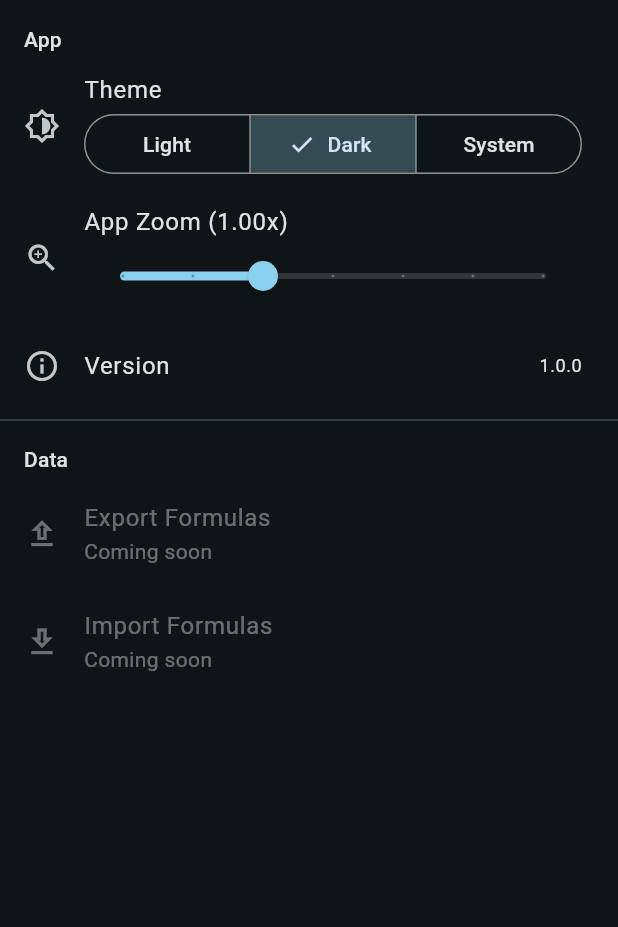
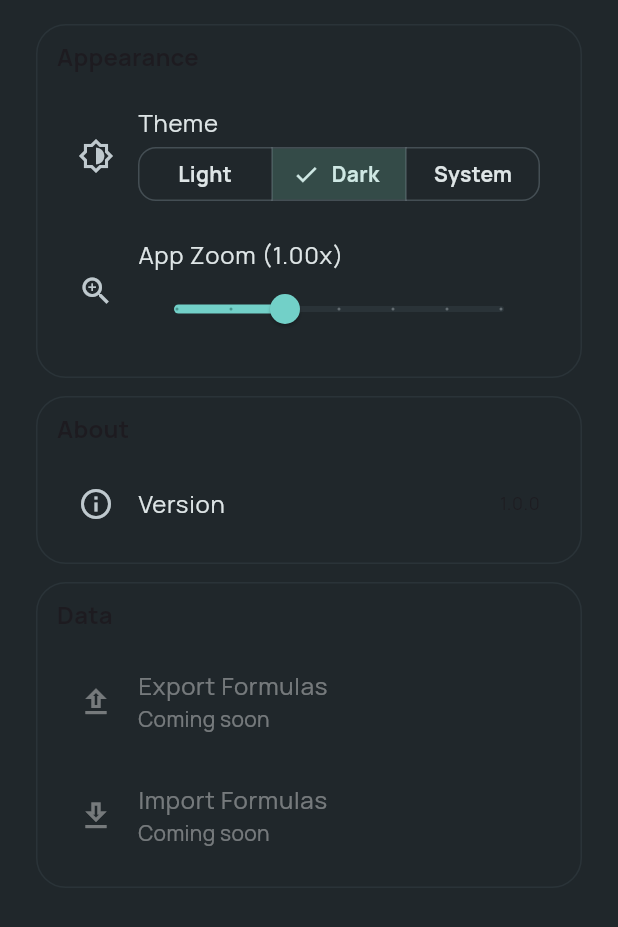
Before and after one commit to bmo937/fabrication_calculator, a Flutter app: the SettingsScreen widget shown alone on an empty page, opened directly, after a tap on "Light", after a tap on "Dark", on a phone screen of 412 x 824 dp. Shown: the top 927 px of the screen. Run offline on Flutter 3.47's test engine with Material 3 defaults, Android fonts, the phone set to English and light mode, and no system bars; our stand-ins replace flutter_riverpod, google_fonts, hive, hive_flutter, math_expressions; accounts and stored records are empty.

Commit message:
Implement custom theming and enhance UI components for improved aesthetics

```diff
--- a/lib/screens/manage_screen.dart
+++ b/lib/screens/manage_screen.dart
@@ -86,6 +86,13 @@ class ManageScreen extends ConsumerWidget {
     );
   }
 
+  static List<T> _moveItem<T>(List<T> items, int oldIndex, int newIndex) {
+    final List<T> updated = List<T>.of(items);
+    final T moved = updated.removeAt(oldIndex);
+    updated.insert(newIndex, moved);
+    return updated;
+  }
+
   // ── Build ──────────────────────────────────────────────────────────────────
 
   @override
@@ -115,9 +122,38 @@ class ManageScreen extends ConsumerWidget {
             );
           }
 
-          return ListView(
-            padding: const EdgeInsets.only(bottom: 88),
+          final List<CalculatorGroup> orderedGroups = List<CalculatorGroup>.of(groups)..sort((CalculatorGroup a, CalculatorGroup b) => a.sortOrder.compareTo(b.sortOrder));
+
+          final Widget header = Padding(
+            padding: const EdgeInsets.fromLTRB(12, 12, 12, 2),
+            child: DecoratedBox(
+              decoration: BoxDecoration(
+                borderRadius: BorderRadius.circular(22),
+                gradient: LinearGradient(
+                  begin: Alignment.topLeft,
+                  end: Alignment.bottomRight,
+                  colors: <Color>[Theme.of(context).colorScheme.primaryContainer, Theme.of(context).colorScheme.surface],
+                ),
+              ),
+              child: Padding(
+                padding: const EdgeInsets.fromLTRB(18, 16, 18, 16),
+                child: Column(
+                  crossAxisAlignment: CrossAxisAlignment.start,
                   children: <Widget>[
+                    Text('Organize Formulas', style: Theme.of(context).textTheme.titleLarge),
+                    const SizedBox(height: 6),
+                    Text('Drag groups to reorder sections and drag formulas within a group to control calculator order.', style: Theme.of(context).textTheme.bodyMedium),
+                  ],
+                ),
+              ),
+            ),
+          );
+
+          return ReorderableListView.builder(
+            buildDefaultDragHandles: false,
+            header: Column(
+              children: <Widget>[
+                header,
                 if (allDrafts.isNotEmpty)
                   Card(
                     margin: const EdgeInsets.fromLTRB(12, 6, 12, 0),
@@ -127,8 +163,12 @@ class ManageScreen extends ConsumerWidget {
                         crossAxisAlignment: CrossAxisAlignment.start,
                         children: <Widget>[
                           Padding(
-                          padding: const EdgeInsets.fromLTRB(16, 8, 16, 4),
-                          child: Text('Drafts', style: Theme.of(context).textTheme.titleSmall),
+                            padding: const EdgeInsets.fromLTRB(16, 8, 16, 2),
+                            child: Text('Draft Queue', style: Theme.of(context).textTheme.titleSmall),
+                          ),
+                          Padding(
+                            padding: const EdgeInsets.fromLTRB(16, 0, 16, 4),
+                            child: Text('Draft formulas stay here until published.', style: Theme.of(context).textTheme.bodySmall),
                           ),
                           for (final ManagedCalculator draft in allDrafts)
                             _DraftTile(
@@ -142,8 +182,16 @@ class ManageScreen extends ConsumerWidget {
                       ),
                     ),
                   ),
-              for (final CalculatorGroup group in groups)
-                () {
+              ],
+            ),
+            padding: const EdgeInsets.only(bottom: 88),
+            itemCount: orderedGroups.length,
+            onReorderItem: (int oldIndex, int newIndex) {
+              final List<CalculatorGroup> reordered = _moveItem<CalculatorGroup>(orderedGroups, oldIndex, newIndex);
+              ref.read(calculatorGroupsProvider.notifier).reorderGroups(reordered);
+            },
+            itemBuilder: (BuildContext context, int index) {
+              final CalculatorGroup group = orderedGroups[index];
               final List<ManagedCalculator> groupCalcs = allCalcs.where((ManagedCalculator c) => c.groupId == group.id).toList()
                 ..sort((ManagedCalculator a, ManagedCalculator b) => a.sortOrder.compareTo(b.sortOrder));
               final List<ManagedCalculator> publishedCalcs = groupCalcs.where((ManagedCalculator c) => !c.isDraft).toList();
@@ -151,21 +199,23 @@ class ManageScreen extends ConsumerWidget {
               final int draftCount = groupCalcs.length - publishedCount;
 
               return Card(
+                key: ValueKey<String>('group-${group.id}'),
                 margin: const EdgeInsets.fromLTRB(12, 6, 12, 0),
                 child: ExpansionTile(
-                      tilePadding: const EdgeInsets.symmetric(horizontal: 12),
+                  maintainState: true,
+                  tilePadding: const EdgeInsets.symmetric(horizontal: 8),
+                  leading: const Icon(Icons.folder_open_outlined),
                   title: Text(group.name, style: Theme.of(context).textTheme.titleMedium),
                   subtitle: Text('$publishedCount published • $draftCount draft'),
                   trailing: Row(
                     mainAxisSize: MainAxisSize.min,
                     children: <Widget>[
                       IconButton(tooltip: 'Rename', icon: const Icon(Icons.edit_outlined, size: 20), onPressed: () => _showEditGroupDialog(context, ref, group)),
-                          IconButton(
-                            tooltip: 'Delete',
-                            icon: const Icon(Icons.delete_outline, size: 20),
-                            onPressed: () => _confirmDeleteGroup(context, ref, group, groupCalcs.length),
+                      IconButton(tooltip: 'Delete', icon: const Icon(Icons.delete_outline, size: 20), onPressed: () => _confirmDeleteGroup(context, ref, group, groupCalcs.length)),
+                      ReorderableDragStartListener(
+                        index: index,
+                        child: const Padding(padding: EdgeInsets.symmetric(horizontal: 8), child: Icon(Icons.drag_indicator)),
                       ),
-                          const Icon(Icons.expand_more),
                     ],
                   ),
                   children: <Widget>[
@@ -173,13 +223,31 @@ class ManageScreen extends ConsumerWidget {
                       Padding(
                         padding: const EdgeInsets.fromLTRB(16, 4, 16, 8),
                         child: Text('No published calculators in this group.', style: Theme.of(context).textTheme.bodySmall),
+                      )
+                    else
+                      ReorderableListView.builder(
+                        buildDefaultDragHandles: false,
+                        shrinkWrap: true,
+                        physics: const NeverScrollableScrollPhysics(),
+                        itemCount: publishedCalcs.length,
+                        onReorderItem: (int oldIndex, int newIndex) {
+                          final List<ManagedCalculator> reordered = _moveItem<ManagedCalculator>(publishedCalcs, oldIndex, newIndex);
+                          ref.read(managedCalculatorsProvider.notifier).reorderPublishedInGroup(group.id, reordered);
+                        },
+                        itemBuilder: (BuildContext context, int calcIndex) {
+                          final ManagedCalculator calc = publishedCalcs[calcIndex];
+                          return _CalculatorTile(
+                            key: ValueKey<String>('calc-${calc.id}'),
+                            calculator: calc,
+                            dragHandle: ReorderableDragStartListener(
+                              index: calcIndex,
+                              child: const Padding(padding: EdgeInsets.symmetric(horizontal: 4), child: Icon(Icons.drag_indicator)),
                             ),
-                        for (final ManagedCalculator calc in publishedCalcs)
-                          _CalculatorTile(
-                            calculator: calc,
                             onEdit: () => _openCalculatorEditor(context, calculator: calc),
                             onDuplicate: () => ref.read(managedCalculatorsProvider.notifier).duplicate(calc.id),
                             onDelete: () => _confirmDeleteCalculator(context, ref, calc),
+                          );
+                        },
                       ),
                     ListTile(
                       dense: true,
@@ -190,8 +258,7 @@ class ManageScreen extends ConsumerWidget {
                   ],
                 ),
               );
-                }(),
-            ],
+            },
           );
         },
       ),
@@ -251,9 +318,10 @@ class _GroupNameDialogState extends State<_GroupNameDialog> {
 // ── Calculator tile ────────────────────────────────────────────────────────────
 
 class _CalculatorTile extends StatelessWidget {
-  const _CalculatorTile({required this.calculator, required this.onEdit, required this.onDuplicate, required this.onDelete});
+  const _CalculatorTile({super.key, required this.calculator, this.dragHandle, required this.onEdit, required this.onDuplicate, required this.onDelete});
 
   final ManagedCalculator calculator;
+  final Widget? dragHandle;
   final VoidCallback onEdit;
   final VoidCallback onDuplicate;
   final VoidCallback onDelete;
@@ -308,6 +376,7 @@ class _CalculatorTile extends StatelessWidget {
               onDelete();
           }
         },
+        child: Row(mainAxisSize: MainAxisSize.min, children: <Widget>[const Icon(Icons.more_vert), ?dragHandle]),
       ),
     );
   }
--- a/lib/screens/settings_screen.dart
+++ b/lib/screens/settings_screen.dart
@@ -11,12 +11,16 @@ class SettingsScreen extends ConsumerWidget {
     final double zoom = ref.watch(appZoomProvider).valueOrNull ?? 1.0;
 
     return ListView(
+      padding: const EdgeInsets.fromLTRB(12, 10, 12, 18),
       children: <Widget>[
-        const SizedBox(height: 8),
-        Padding(
-          padding: const EdgeInsets.fromLTRB(16, 8, 16, 4),
-          child: Text('App', style: Theme.of(context).textTheme.labelLarge),
-        ),
+        Card(
+          child: Padding(
+            padding: const EdgeInsets.fromLTRB(14, 10, 14, 12),
+            child: Column(
+              crossAxisAlignment: CrossAxisAlignment.start,
+              children: <Widget>[
+                Text('Appearance', style: Theme.of(context).textTheme.titleMedium),
+                const SizedBox(height: 10),
                 ListTile(
                   leading: const Icon(Icons.brightness_6_outlined),
                   title: const Text('Theme'),
@@ -45,18 +49,41 @@ class SettingsScreen extends ConsumerWidget {
                     },
                   ),
                 ),
+              ],
+            ),
+          ),
+        ),
+        Card(
+          child: Padding(
+            padding: const EdgeInsets.fromLTRB(14, 10, 14, 10),
+            child: Column(
+              crossAxisAlignment: CrossAxisAlignment.start,
+              children: <Widget>[
+                Text('About', style: Theme.of(context).textTheme.titleMedium),
+                const SizedBox(height: 8),
                 ListTile(
                   leading: const Icon(Icons.info_outline),
                   title: const Text('Version'),
                   trailing: Text('1.0.0', style: Theme.of(context).textTheme.bodySmall),
                 ),
-        const Divider(),
-        Padding(
-          padding: const EdgeInsets.fromLTRB(16, 8, 16, 4),
-          child: Text('Data', style: Theme.of(context).textTheme.labelLarge),
+              ],
             ),
+          ),
+        ),
+        Card(
+          child: Padding(
+            padding: const EdgeInsets.fromLTRB(14, 10, 14, 10),
+            child: Column(
+              crossAxisAlignment: CrossAxisAlignment.start,
+              children: <Widget>[
+                Text('Data', style: Theme.of(context).textTheme.titleMedium),
+                const SizedBox(height: 8),
                 ListTile(leading: const Icon(Icons.upload_outlined), title: const Text('Export Formulas'), subtitle: const Text('Coming soon'), enabled: false, onTap: null),
                 ListTile(leading: const Icon(Icons.download_outlined), title: const Text('Import Formulas'), subtitle: const Text('Coming soon'), enabled: false, onTap: null),
+              ],
+            ),
+          ),
+        ),
       ],
     );
   }
--- /dev/null
+++ b/lib/theme/app_theme.dart
@@ -0,0 +1,150 @@
+import 'package:flutter/material.dart';
+import 'package:google_fonts/google_fonts.dart';
+
+class AppTheme {
+  const AppTheme._();
+
+  static const Color _tealDeep = Color(0xFF0A6E67);
+  static const Color _charcoal = Color(0xFF20272B);
+  static const Color _charcoalSoft = Color(0xFF2A3338);
+  static const Color _mist = Color(0xFFF1F6F6);
+
+  static ThemeData light() {
+    final ColorScheme scheme = const ColorScheme.light(
+      primary: _tealDeep,
+      onPrimary: Colors.white,
+      primaryContainer: Color(0xFFB8EFEA),
+      onPrimaryContainer: Color(0xFF032E2B),
+      secondary: Color(0xFF4C6360),
+      onSecondary: Colors.white,
+      secondaryContainer: Color(0xFFCFE8E4),
+      onSecondaryContainer: Color(0xFF091F1D),
+      tertiary: Color(0xFF4E5F75),
+      onTertiary: Colors.white,
+      tertiaryContainer: Color(0xFFD5E4FF),
+      onTertiaryContainer: Color(0xFF071C34),
+      error: Color(0xFFB3261E),
+      onError: Colors.white,
+      errorContainer: Color(0xFFF9DEDC),
+      onErrorContainer: Color(0xFF410E0B),
+      surface: Color(0xFFF7FBFB),
+      onSurface: _charcoal,
+      surfaceContainerHighest: Color(0xFFE2ECEC),
+      onSurfaceVariant: Color(0xFF404B50),
+      outline: Color(0xFF6F7E86),
+      shadow: Color(0x33000000),
+      scrim: Color(0x66000000),
+      inverseSurface: _charcoal,
+      onInverseSurface: Color(0xFFEAF1F1),
+      inversePrimary: Color(0xFF72D0C8),
+    );
+
+    return _buildTheme(scheme);
+  }
+
+  static ThemeData dark() {
+    final ColorScheme scheme = const ColorScheme.dark(
+      primary: Color(0xFF72D0C8),
+      onPrimary: Color(0xFF003733),
+      primaryContainer: Color(0xFF00504A),
+      onPrimaryContainer: Color(0xFF8DF1E8),
+      secondary: Color(0xFFB3CCC8),
+      onSecondary: Color(0xFF1E3533),
+      secondaryContainer: Color(0xFF344B48),
+      onSecondaryContainer: Color(0xFFCFE8E4),
+      tertiary: Color(0xFFB6C8E2),
+      onTertiary: Color(0xFF1F3148),
+      tertiaryContainer: Color(0xFF354960),
+      onTertiaryContainer: Color(0xFFD5E4FF),
+      error: Color(0xFFFFB4AB),
+      onError: Color(0xFF690005),
+      errorContainer: Color(0xFF93000A),
+      onErrorContainer: Color(0xFFFFDAD6),
+      surface: _charcoal,
+      onSurface: Color(0xFFDEE5E6),
+      surfaceContainerHighest: _charcoalSoft,
+      onSurfaceVariant: Color(0xFFBFC9CE),
+      outline: Color(0xFF88979F),
+      shadow: Color(0x7F000000),
+      scrim: Color(0x99000000),
+      inverseSurface: _mist,
+      onInverseSurface: Color(0xFF1D2123),
+      inversePrimary: _tealDeep,
+    );
+
+    return _buildTheme(scheme);
+  }
+
+  static ThemeData _buildTheme(ColorScheme colorScheme) {
+    final TextTheme baseText = GoogleFonts.manropeTextTheme();
+    final TextTheme textTheme = baseText.copyWith(
+      headlineSmall: baseText.headlineSmall?.copyWith(fontWeight: FontWeight.w700),
+      titleLarge: baseText.titleLarge?.copyWith(fontWeight: FontWeight.w700),
+      titleMedium: baseText.titleMedium?.copyWith(fontWeight: FontWeight.w700),
+      titleSmall: baseText.titleSmall?.copyWith(fontWeight: FontWeight.w600),
+      labelLarge: baseText.labelLarge?.copyWith(fontWeight: FontWeight.w700, letterSpacing: 0.2),
+      bodyMedium: baseText.bodyMedium?.copyWith(height: 1.35),
+      bodySmall: baseText.bodySmall?.copyWith(height: 1.3),
+    );
+
+    return ThemeData(
+      useMaterial3: true,
+      colorScheme: colorScheme,
+      textTheme: textTheme,
+      scaffoldBackgroundColor: colorScheme.surface,
+      cardTheme: CardThemeData(
+        elevation: 0,
+        margin: const EdgeInsets.symmetric(horizontal: 12, vertical: 6),
+        color: colorScheme.surface,
+        shape: RoundedRectangleBorder(
+          borderRadius: BorderRadius.circular(20),
+          side: BorderSide(color: colorScheme.surfaceContainerHighest),
+        ),
+      ),
+      appBarTheme: AppBarTheme(
+        elevation: 0,
+        centerTitle: false,
+        backgroundColor: colorScheme.surface,
+        foregroundColor: colorScheme.onSurface,
+        titleTextStyle: textTheme.titleLarge?.copyWith(color: colorScheme.onSurface),
+      ),
+      drawerTheme: DrawerThemeData(backgroundColor: colorScheme.surface),
+      floatingActionButtonTheme: FloatingActionButtonThemeData(
+        backgroundColor: colorScheme.primary,
+        foregroundColor: colorScheme.onPrimary,
+        shape: RoundedRectangleBorder(borderRadius: BorderRadius.circular(16)),
+      ),
+      listTileTheme: ListTileThemeData(
+        shape: RoundedRectangleBorder(borderRadius: BorderRadius.circular(14)),
+        contentPadding: const EdgeInsets.symmetric(horizontal: 14, vertical: 2),
+      ),
+      elevatedButtonTheme: ElevatedButtonThemeData(
+        style: ElevatedButton.styleFrom(
+          minimumSize: const Size(0, 46),
+          shape: RoundedRectangleBorder(borderRadius: BorderRadius.circular(14)),
+        ),
+      ),
+      segmentedButtonTheme: SegmentedButtonThemeData(
+        style: ButtonStyle(
+          visualDensity: VisualDensity.comfortable,
+          side: WidgetStateProperty.all(BorderSide(color: colorScheme.outline.withValues(alpha: 0.35))),
+          shape: WidgetStateProperty.all(RoundedRectangleBorder(borderRadius: BorderRadius.circular(12))),
+        ),
+      ),
+      inputDecorationTheme: InputDecorationTheme(
+        filled: true,
+        fillColor: colorScheme.surfaceContainerHighest.withValues(alpha: 0.35),
+        border: OutlineInputBorder(borderRadius: BorderRadius.circular(12)),
+        enabledBorder: OutlineInputBorder(
+          borderRadius: BorderRadius.circular(12),
+          borderSide: BorderSide(color: colorScheme.outline.withValues(alpha: 0.4)),
+        ),
+      ),
+      chipTheme: ChipThemeData(
+        side: BorderSide(color: colorScheme.outline.withValues(alpha: 0.5)),
+        shape: RoundedRectangleBorder(borderRadius: BorderRadius.circular(999)),
+      ),
+      dividerTheme: DividerThemeData(color: colorScheme.outline.withValues(alpha: 0.25), space: 18),
+    );
+  }
+}
--- a/pubspec.yaml
+++ b/pubspec.yaml
@@ -39,6 +39,7 @@ dependencies:
   hive_flutter: ^1.1.0
   uuid: ^4.5.1
   math_expressions: ^2.6.0
+  google_fonts: ^6.3.2
 
 dev_dependencies:
   flutter_test:
```
Also changed, not shown: lib/main.dart (+21 -6 lines), lib/providers/calculator_registry_provider.dart (+23 -0 lines), lib/repositories/calculator_repository.dart (+12 -0 lines), lib/screens/group_page.dart (+8 -2 lines), pubspec.lock. Lines whose indentation alone changed are shown as unchanged.
